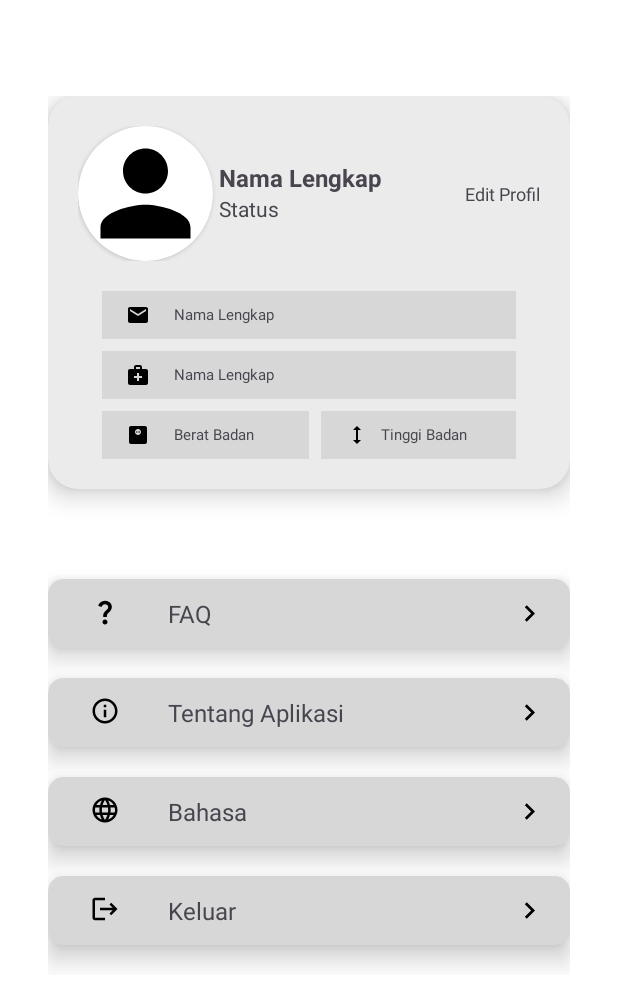
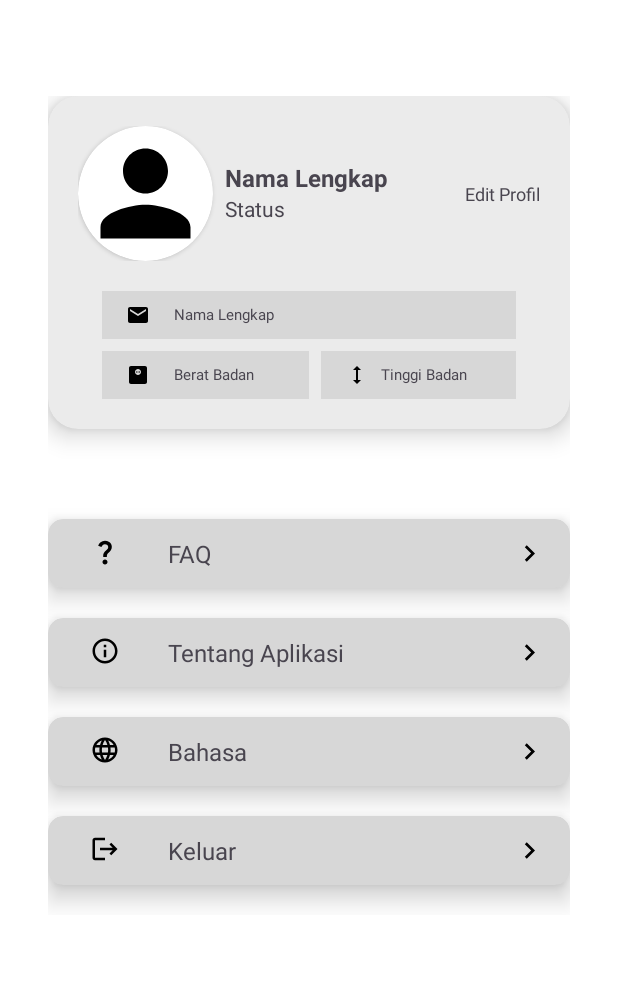
Before and after one commit to UNNESTech-UNNES/MEDUNNES-mobile, an Android app: the layout fragment_profile.xml on its own in the app's theme, with its tools: preview values and no code run, on a phone screen of 412 x 824 dp. Shown: the top 1007 px of the screen. Run offline under Robolectric (Android 15) with nearby library versions, the light colour scheme and no system bars.

Commit message:
remove unused text in profile

```diff
--- a/medunnes/app/src/main/java/com/medunnes/telemedicine/ui/profile/ProfileFragment.kt
+++ b/medunnes/app/src/main/java/com/medunnes/telemedicine/ui/profile/ProfileFragment.kt
@@ -57,10 +57,6 @@ class ProfileFragment : Fragment(), View.OnClickListener {
         _binding = null
     }
 
-    private var namaDokter: String = ""
-    private var titleDepan: String = ""
-    private var titleBelakang: String = ""
-
     @SuppressLint("SetTextI18n")
     private suspend fun setPasienProfile() {
         val userId = viewModel.getUserLoginId()
@@ -71,6 +67,7 @@ class ProfileFragment : Fragment(), View.OnClickListener {
                     with(binding) {
                         tvBeratBadan.text = it.bB.toString() + " kg"
                         tvTinggiBadan.text = it.tB.toString() + " cm"
+                        tvUserRole.text = it.user.type
 
                         if (!it.imgPasien.isNullOrEmpty()) {
                             val imagePath = "${imageBaseUrl()}/${it.imgPasien}"
@@ -93,7 +90,7 @@ class ProfileFragment : Fragment(), View.OnClickListener {
             if (!data.isNullOrEmpty()) {
                 data.forEach {
                     with(binding) {
-                        tvUserName.text = getString(R.string.nama_and_titel, titleDepan, namaDokter, titleBelakang)
+                        tvUserName.text = it.user.name
                         tvUserRole.text = spesialis[(it.spesialisId.toInt())-1]
 
                         if (!it.imgDokter.isNullOrEmpty()) {
@@ -122,8 +119,6 @@ class ProfileFragment : Fragment(), View.OnClickListener {
                     with(binding) {
                         tvUserName.text = it.name
                         tvUserEmail.text = it.email
-                        tvUserRole.text = if (it.type == "pasien") "Pasien" else ""
-                        namaDokter = it.name
                     }
                 }
             } else {
@@ -142,7 +137,6 @@ class ProfileFragment : Fragment(), View.OnClickListener {
         } else {
             setUserProfile()
             setPasienProfile()
-            binding.tblTempatPraktik.visibility = View.GONE
         }
     }
 
--- a/medunnes/app/src/main/res/layout/fragment_profile.xml
+++ b/medunnes/app/src/main/res/layout/fragment_profile.xml
@@ -63,7 +63,7 @@
                         android:layout_weight="1"
                         android:textSize="16sp"
                         android:maxLines="2"
-                        android:layout_marginStart="4dp"
+                        android:layout_marginStart="8dp"
                         app:layout_constraintTop_toTopOf="parent"
                         app:layout_constraintBottom_toTopOf="@id/tv_user_role"
                         app:layout_constraintStart_toEndOf="@id/cv_user_picture"
@@ -127,30 +127,6 @@
                         android:text="@string/nama_lenkap"
                         android:textSize="10sp" />
 
-                </TableRow>
-
-                <TableRow
-                    android:id="@+id/tbl_tempat_praktik"
-                    android:layout_marginTop="8dp"
-                    android:layout_marginStart="16dp"
-                    android:layout_marginEnd="16dp"
-                    android:paddingStart="16dp"
-                    android:paddingEnd="16dp"
-                    android:paddingTop="8dp"
-                    android:paddingBottom="8dp"
-                    android:background="@color/grey_less">
-                    <ImageView
-                        android:layout_width="16dp"
-                        android:layout_height="16dp"
-                        android:src="@drawable/medical"/>
-
-                    <TextView
-                        android:id="@+id/tv_user_praktik"
-                        android:layout_gravity="center_vertical"
-                        android:layout_weight="1"
-                        android:layout_marginStart="16dp"
-                        android:textSize="10sp"
-                        android:text="@string/nama_lenkap" />
                 </TableRow>
 
                 <TableRow
```
